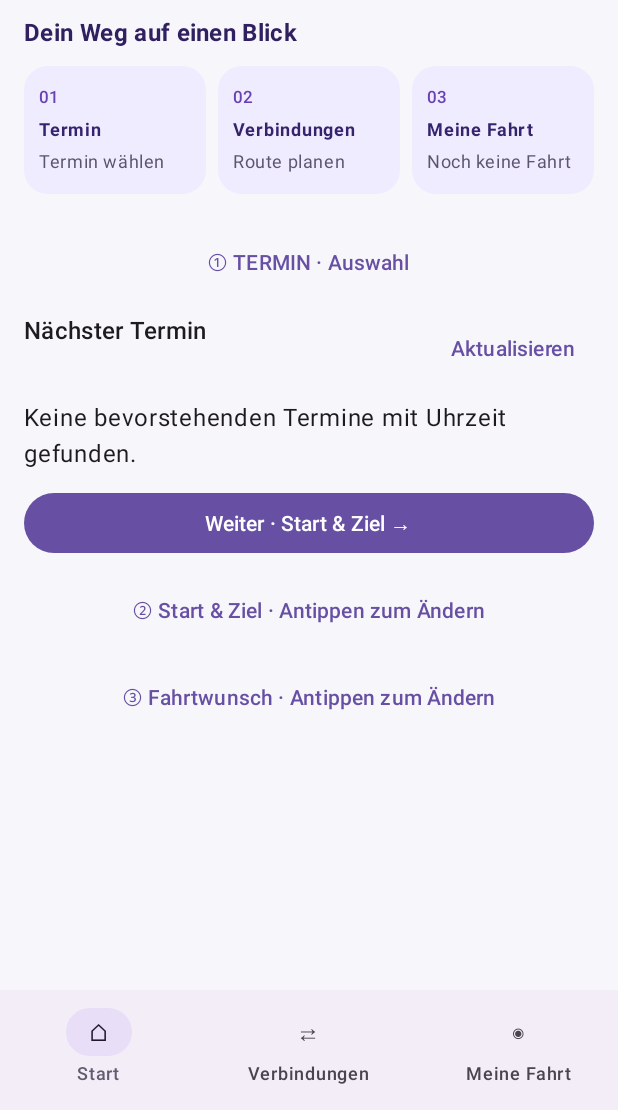
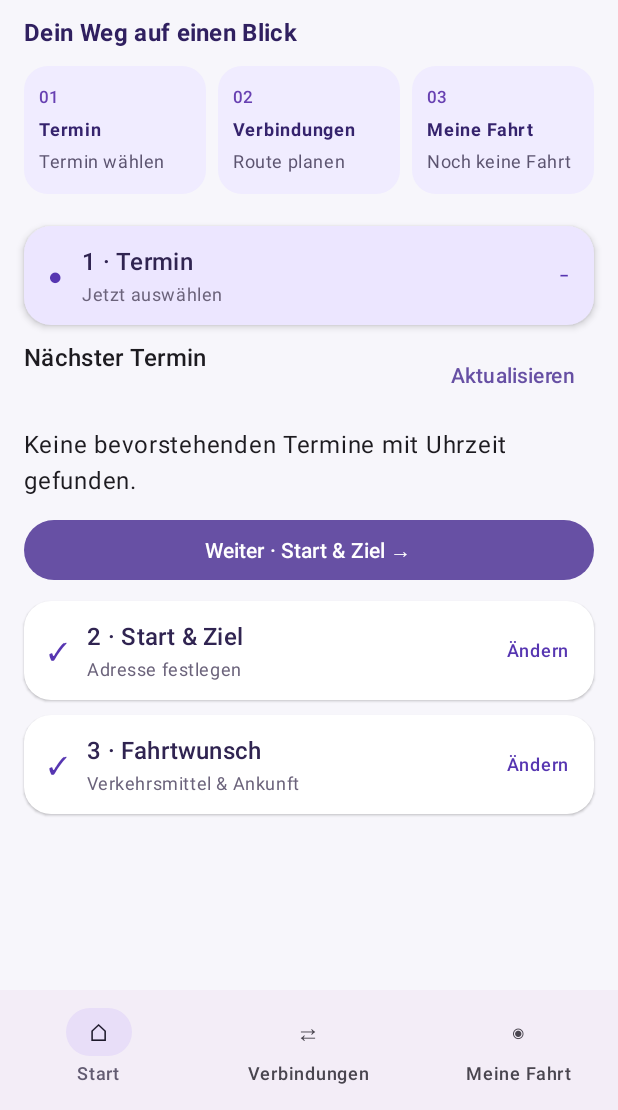
Before and after one commit to jochenkunkel/mvv-mobility-assistant, an Android app built with Jetpack Compose: the screen it shows after launch (MainActivity), on a phone screen of 412 x 824 dp, the part 126-1236 px from its top. Run offline under Robolectric (Android 15) with nearby library versions, the phone set to English and light mode, and no system bars; libraries missing offline, so code that uses them is left out: androidx.glance, androidx.glance.appwidget.

Commit message:
Use compact expandable cards for appointment, address and journey preferences

```diff
--- a/app/src/main/java/de/mvv/mobility/MainActivity.kt
+++ b/app/src/main/java/de/mvv/mobility/MainActivity.kt
@@ -18,6 +18,7 @@ import androidx.compose.ui.text.font.FontWeight
 import androidx.compose.foundation.rememberScrollState
 import androidx.compose.foundation.relocation.BringIntoViewRequester
 import androidx.compose.foundation.relocation.bringIntoViewRequester
+import de.mvv.mobility.ui.components.SetupStepHeader
 import de.mvv.mobility.ui.components.CockpitOverview
 import de.mvv.mobility.ui.components.CockpitNavigation
 import de.mvv.mobility.ui.components.CockpitTab
@@ -230,9 +231,7 @@ class MainActivity : ComponentActivity() {
                             ) { Text("⌂ Nach Hause navigieren") }
                         }
                         Spacer(Modifier.height(1.dp).bringIntoViewRequester(appointmentAnchor))
-                        TextButton(onClick = { activeSetupStep = 0 }, modifier = Modifier.fillMaxWidth().testTag("setup_step_appointment")) {
-                            Text(if (activeSetupStep == 0) "① TERMIN · Auswahl" else "✓ ① Termin · Antippen zum Ändern")
-                        }
+                        SetupStepHeader(1, "Termin", appointment?.title ?: "Termin auswählen", activeSetupStep == 0, "setup_step_appointment") { activeSetupStep = 0 }
                         if (activeSetupStep == 0 || (fixture && !visualFixture)) {
                         if (fixture) Text("TESTMODUS: simulierte Kalender-, GPS- und MVV-Daten", color = MaterialTheme.colorScheme.error)
                         if (!allowed && !fixture) {
@@ -288,9 +287,7 @@ class MainActivity : ComponentActivity() {
                         }
                         if (!(fixture && !visualFixture)) Button(onClick = { activeSetupStep = 1 }, modifier = Modifier.fillMaxWidth().testTag("setup_next_address")) { Text("Weiter · Start & Ziel →") }
                         }
-                        TextButton(onClick = { activeSetupStep = 1 }, modifier = Modifier.fillMaxWidth().testTag("setup_step_address")) {
-                            Text(if (activeSetupStep == 1) "② START & ZIEL · Auswahl" else "② Start & Ziel · Antippen zum Ändern")
-                        }
+                        SetupStepHeader(2, "Start & Ziel", confirmedDestination.ifBlank { appointment?.location ?: "Adresse festlegen" }, activeSetupStep == 1, "setup_step_address") { activeSetupStep = 1 }
                         if (activeSetupStep == 1 || (fixture && !visualFixture)) {
                         Text("Wohin?", style = MaterialTheme.typography.titleMedium)
                         if (appointment != null) {
@@ -359,9 +356,7 @@ class MainActivity : ComponentActivity() {
                         Text("Die Position wird nur auf Anfrage ermittelt, nicht gespeichert und nicht im Hintergrund verfolgt.")
                         if (!(fixture && !visualFixture)) Button(onClick = { activeSetupStep = 2 }, modifier = Modifier.fillMaxWidth().testTag("setup_next_preferences")) { Text("Weiter · Fahrtwunsch →") }
                         }
-                        TextButton(onClick = { activeSetupStep = 2 }, modifier = Modifier.fillMaxWidth().testTag("setup_step_preferences")) {
-                            Text(if (activeSetupStep == 2) "③ FAHRTWUNSCH · Auswahl" else "③ Fahrtwunsch · Antippen zum Ändern")
-                        }
+                        SetupStepHeader(3, "Fahrtwunsch", "Verkehrsmittel & Ankunft", activeSetupStep == 2, "setup_step_preferences") { activeSetupStep = 2 }
                         if (activeSetupStep == 2 || (fixture && !visualFixture)) {
                         Row(horizontalArrangement = Arrangement.spacedBy(8.dp)) {
                             Text("Verkehrsmittel", style = MaterialTheme.typography.titleMedium, modifier = Modifier.weight(1f))
```
